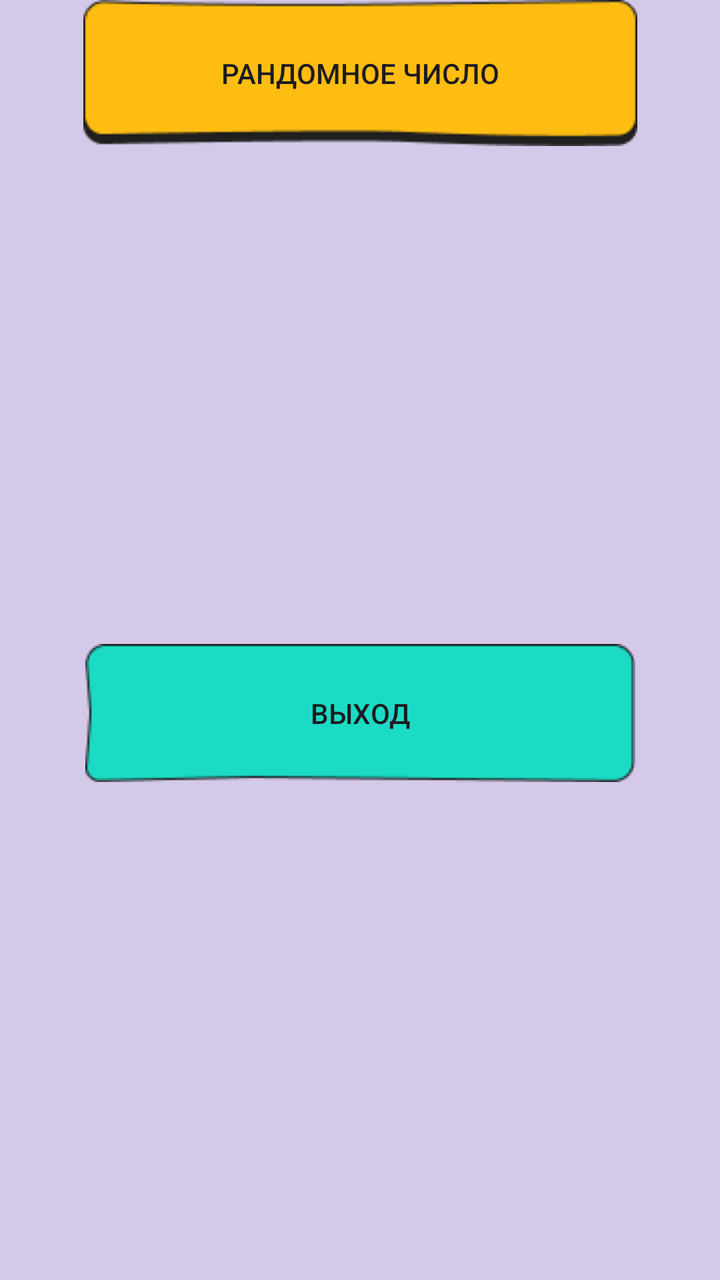
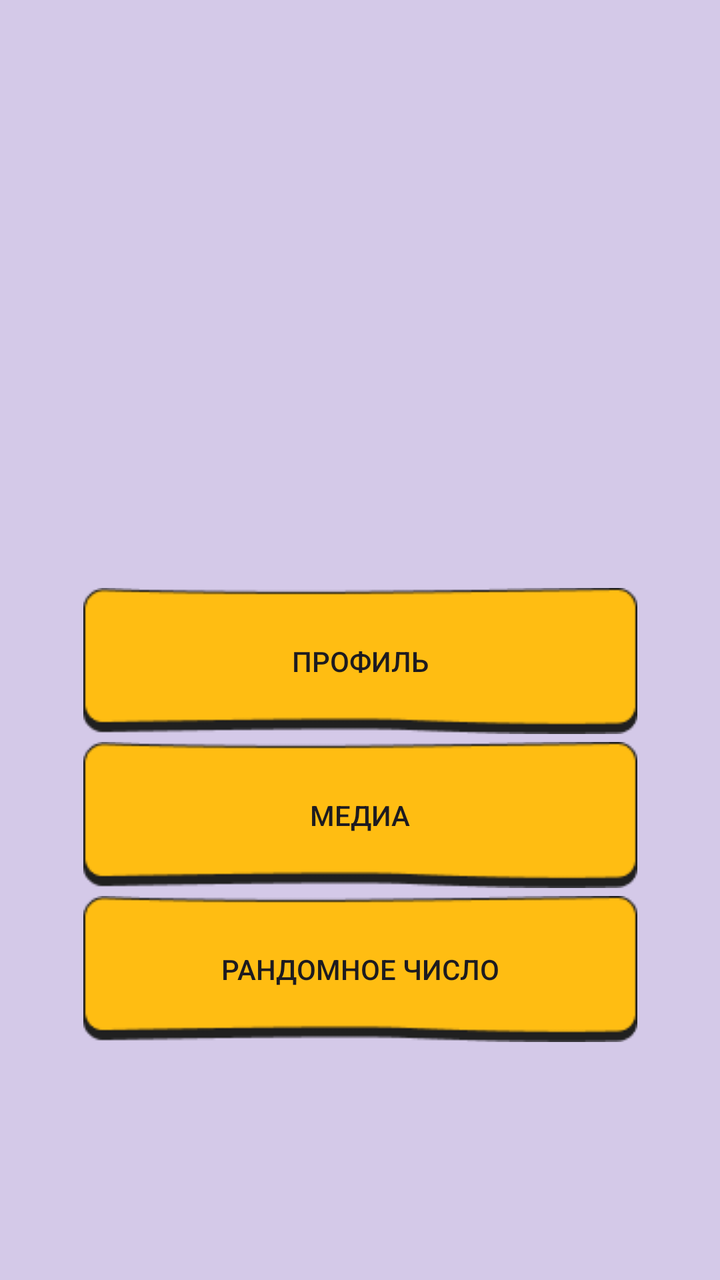

The first picture is an Android layout as it rendered before a commit; the second is the same layout after the commit. The layout source and the unified diff follow.
<!-- AndroidManifest.xml: application theme Theme.Kval_Kovtanenko_Nikita -->
<!-- res/layout/activity_menu.xml -->
<?xml version="1.0" encoding="utf-8"?>
<androidx.constraintlayout.widget.ConstraintLayout xmlns:android="http://schemas.android.com/apk/res/android"
    xmlns:app="http://schemas.android.com/apk/res-auto"
    xmlns:tools="http://schemas.android.com/tools"
    android:id="@+id/main"
    android:layout_width="match_parent"
    android:layout_height="match_parent"
    android:background="@color/mainscreenolor"
    tools:context=".MENU">

    <androidx.appcompat.widget.AppCompatButton
        android:id="@+id/button"
        android:layout_width="wrap_content"
        android:layout_height="wrap_content"
        android:layout_marginBottom="4dp"
        android:background="@drawable/yellowbutt"
        android:text="@string/buttonprofile"
        app:layout_constraintBottom_toTopOf="@+id/button2"
        app:layout_constraintEnd_toEndOf="parent"
        app:layout_constraintHorizontal_bias="0.507"
        app:layout_constraintStart_toStartOf="parent" />

    <androidx.appcompat.widget.AppCompatButton
        android:id="@+id/button2"
        android:layout_width="wrap_content"
        android:layout_height="wrap_content"
        android:layout_marginBottom="4dp"
        android:background="@drawable/yellowbutt"
        android:text="@string/mediabutton"
        app:layout_constraintBottom_toTopOf="@+id/button3"
        app:layout_constraintEnd_toEndOf="parent"
        app:layout_constraintHorizontal_bias="0.492"
        app:layout_constraintStart_toStartOf="parent" />

    <androidx.appcompat.widget.AppCompatButton
        android:id="@+id/button3"
        android:layout_width="wrap_content"
        android:layout_height="wrap_content"
        android:background="@drawable/yellowbutt"
        android:text="@string/randombutton"
        app:layout_constraintEnd_toEndOf="parent"
        app:layout_constraintBottom_toTopOf=""
        app:layout_constraintStart_toStartOf="parent"
        tools:layout_editor_absoluteY="447dp" />

    <androidx.appcompat.widget.AppCompatButton
        android:id="@+id/button4"
        android:layout_width="wrap_content"
        android:layout_height="wrap_content"
        android:background="@drawable/exitbutt"
        android:text="@string/exitbutton"
        app:layout_constraintBottom_toBottomOf="parent"
        app:layout_constraintEnd_toEndOf="parent"
        app:layout_constraintStart_toStartOf="parent"
        app:layout_constraintTop_toBottomOf="@+id/button3" />
</androidx.constraintlayout.widget.ConstraintLayout>
<!-- resources referenced by this layout -->
<resources>
  <color name="mainscreenolor">#D4C9E8</color>
  <!-- drawable exitbutt: png bitmap (drawable, 1334 bytes) -->
  <!-- drawable yellowbutt: png bitmap (drawable, 1577 bytes) -->
  <string name="buttonprofile">Профиль</string>
  <string name="exitbutton">Выход</string>
  <string name="mediabutton">Медиа</string>
  <string name="randombutton">Рандомное Число</string>
  <style name="Theme.Kval_Kovtanenko_Nikita" parent="Base.Theme.Kval_Kovtanenko_Nikita" />
  <style name="Base.Theme.Kval_Kovtanenko_Nikita" parent="Theme.Material3.DayNight.NoActionBar">
          
          
      </style>
</resources>

<!-- the commit's change to res/layout/activity_menu.xml (unified diff, before → after) -->
@@ -8,49 +8,42 @@
     android:background="@color/mainscreenolor"
     tools:context=".MENU">
 
-    <androidx.appcompat.widget.AppCompatButton
-        android:id="@+id/button"
+    <LinearLayout
         android:layout_width="wrap_content"
         android:layout_height="wrap_content"
-        android:layout_marginBottom="4dp"
-        android:background="@drawable/yellowbutt"
-        android:text="@string/buttonprofile"
-        app:layout_constraintBottom_toTopOf="@+id/button2"
-        app:layout_constraintEnd_toEndOf="parent"
-        app:layout_constraintHorizontal_bias="0.507"
-        app:layout_constraintStart_toStartOf="parent" />
-
-    <androidx.appcompat.widget.AppCompatButton
-        android:id="@+id/button2"
-        android:layout_width="wrap_content"
-        android:layout_height="wrap_content"
-        android:layout_marginBottom="4dp"
-        android:background="@drawable/yellowbutt"
-        android:text="@string/mediabutton"
-        app:layout_constraintBottom_toTopOf="@+id/button3"
-        app:layout_constraintEnd_toEndOf="parent"
-        app:layout_constraintHorizontal_bias="0.492"
-        app:layout_constraintStart_toStartOf="parent" />
-
-    <androidx.appcompat.widget.AppCompatButton
-        android:id="@+id/button3"
-        android:layout_width="wrap_content"
-        android:layout_height="wrap_content"
-        android:background="@drawable/yellowbutt"
-        android:text="@string/randombutton"
-        app:layout_constraintEnd_toEndOf="parent"
-        app:layout_constraintBottom_toTopOf=""
-        app:layout_constraintStart_toStartOf="parent"
-        tools:layout_editor_absoluteY="447dp" />
-
-    <androidx.appcompat.widget.AppCompatButton
-        android:id="@+id/button4"
-        android:layout_width="wrap_content"
-        android:layout_height="wrap_content"
-        android:background="@drawable/exitbutt"
-        android:text="@string/exitbutton"
+        android:layout_marginTop="175dp"
+        android:orientation="vertical"
         app:layout_constraintBottom_toBottomOf="parent"
         app:layout_constraintEnd_toEndOf="parent"
         app:layout_constraintStart_toStartOf="parent"
-        app:layout_constraintTop_toBottomOf="@+id/button3" />
+        app:layout_constraintTop_toTopOf="parent">
+
+        <androidx.appcompat.widget.AppCompatButton
+            android:id="@+id/profilebutt"
+            android:layout_width="wrap_content"
+            android:layout_height="wrap_content"
+            android:layout_marginBottom="4dp"
+            android:background="@drawable/yellowbutt"
+            android:onClick="ToProfile"
+            android:text="@string/buttonprofile" />
+
+        <androidx.appcompat.widget.AppCompatButton
+            android:id="@+id/mediabutt"
+            android:layout_width="wrap_content"
+            android:layout_height="wrap_content"
+            android:layout_marginBottom="4dp"
+            android:background="@drawable/yellowbutt"
+            android:onClick="ToMedia"
+            android:text="@string/mediabutton" />
+
+        <androidx.appcompat.widget.AppCompatButton
+            android:id="@+id/randnumbutt"
+            android:onClick="ToRandom"
+            android:layout_width="wrap_content"
+            android:layout_height="wrap_content"
+            android:background="@drawable/yellowbutt"
+            android:text="@string/randombutton" />
+
+    </LinearLayout>
+
 </androidx.constraintlayout.widget.ConstraintLayout>
<!-- resource entries referenced after the edit -->
@@ -1,10 +1,8 @@
 <!-- resources referenced by this layout -->
 <resources>
   <color name="mainscreenolor">#D4C9E8</color>
-  <!-- drawable exitbutt: png bitmap (drawable, 1334 bytes) -->
   <!-- drawable yellowbutt: png bitmap (drawable, 1577 bytes) -->
   <string name="buttonprofile">Профиль</string>
-  <string name="exitbutton">Выход</string>
   <string name="mediabutton">Медиа</string>
   <string name="randombutton">Рандомное Число</string>
   <style name="Theme.Kval_Kovtanenko_Nikita" parent="Base.Theme.Kval_Kovtanenko_Nikita" />
